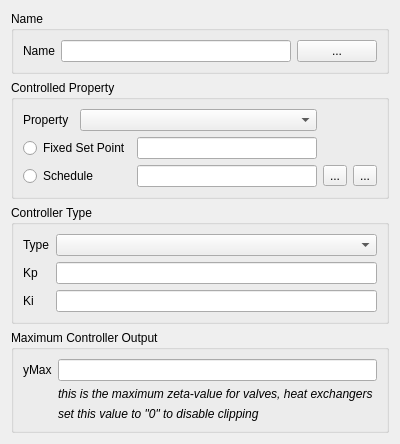
Brockaaa/SIM-VICUS, file SIM-VICUS/src/SVDBNetworkControllerEditWidget.ui: the form before one commit.
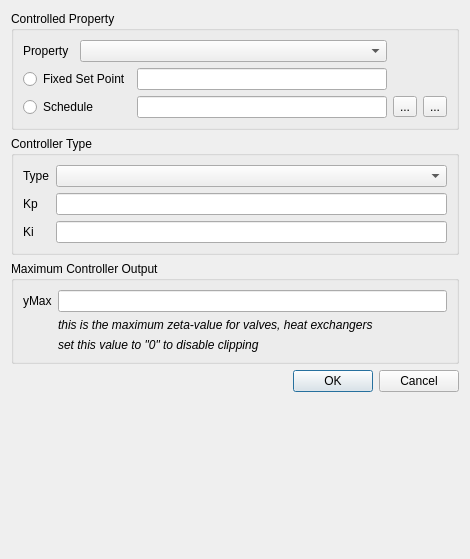
The form after the commit. Icons and pictures are not drawn. Custom widgets are drawn as their Qt base class.

Diff of the .ui file:
```diff
--- a/SIM-VICUS/src/SVDBNetworkControllerEditWidget.ui
+++ b/SIM-VICUS/src/SVDBNetworkControllerEditWidget.ui
@@ -6,42 +6,34 @@
    <rect>
     <x>0</x>
     <y>0</y>
-    <width>400</width>
-    <height>401</height>
+    <width>470</width>
+    <height>559</height>
    </rect>
   </property>
+  <property name="sizePolicy">
+   <sizepolicy hsizetype="Fixed" vsizetype="Fixed">
+    <horstretch>0</horstretch>
+    <verstretch>0</verstretch>
+   </sizepolicy>
+  </property>
   <property name="windowTitle">
    <string>Dialog</string>
   </property>
   <layout class="QVBoxLayout" name="verticalLayout">
-   <item>
-    <widget class="QGroupBox" name="groupBoxName">
-     <property name="title">
-      <string>Name</string>
-     </property>
-     <layout class="QHBoxLayout" name="horizontalLayout">
-      <item>
-       <widget class="QLabel" name="label">
-        <property name="text">
-         <string>Name</string>
-        </property>
-       </widget>
-      </item>
-      <item>
-       <widget class="QtExt::LanguageStringEditWidget1" name="lineEditName"/>
-      </item>
-      <item>
-       <widget class="QtExt::ColorButton" name="pushButtonColor">
-        <property name="text">
-         <string>...</string>
-        </property>
-       </widget>
-      </item>
-     </layout>
-    </widget>
-   </item>
    <item>
     <widget class="QGroupBox" name="groupBoxProperty">
+     <property name="sizePolicy">
+      <sizepolicy hsizetype="Preferred" vsizetype="Preferred">
+       <horstretch>0</horstretch>
+       <verstretch>0</verstretch>
+      </sizepolicy>
+     </property>
+     <property name="maximumSize">
+      <size>
+       <width>452</width>
+       <height>16777215</height>
+      </size>
+     </property>
      <property name="title">
       <string>Controlled Property</string>
      </property>
@@ -99,6 +91,12 @@
    </item>
    <item>
     <widget class="QGroupBox" name="groupBoxType">
+     <property name="maximumSize">
+      <size>
+       <width>452</width>
+       <height>16777215</height>
+      </size>
+     </property>
      <property name="title">
       <string>Controller Type</string>
      </property>
@@ -138,6 +136,12 @@
    </item>
    <item>
     <widget class="QGroupBox" name="groupBoxMaximumOutput">
+     <property name="maximumSize">
+      <size>
+       <width>452</width>
+       <height>16777215</height>
+      </size>
+     </property>
      <property name="title">
       <string>Maximum Controller Output </string>
      </property>
@@ -179,6 +183,13 @@
      </layout>
     </widget>
    </item>
+   <item>
+    <widget class="QDialogButtonBox" name="buttonBox">
+     <property name="standardButtons">
+      <set>QDialogButtonBox::Cancel|QDialogButtonBox::Ok</set>
+     </property>
+    </widget>
+   </item>
    <item>
     <spacer name="verticalSpacer">
      <property name="orientation">
@@ -195,17 +206,6 @@
   </layout>
  </widget>
  <customwidgets>
-  <customwidget>
-   <class>QtExt::ColorButton</class>
-   <extends>QPushButton</extends>
-   <header location="global">QtExt_ColorButton.h</header>
-  </customwidget>
-  <customwidget>
-   <class>QtExt::LanguageStringEditWidget1</class>
-   <extends>QLineEdit</extends>
-   <header location="global">QtExt_LanguageStringEditWidget1.h</header>
-   <container>1</container>
-  </customwidget>
   <customwidget>
    <class>QtExt::ValidatingLineEdit</class>
    <extends>QLineEdit</extends>
```
Left out of the diff: 3 changed lines with no effect on the pictures.
